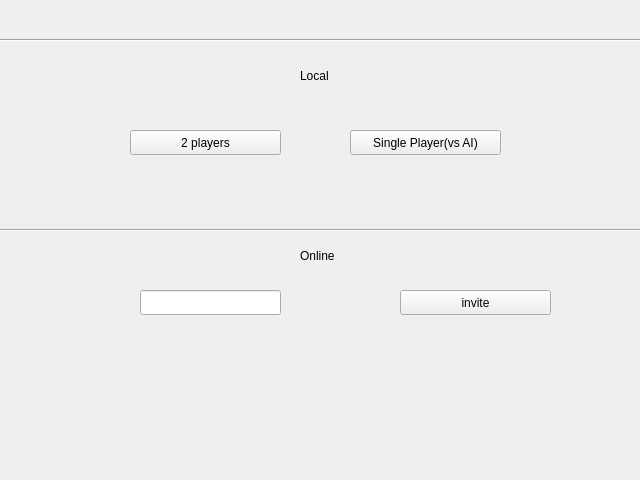
Before: the Qt Designer form Qt/menu.ui in helauren42/Chess_online, drawn with Qt 5.
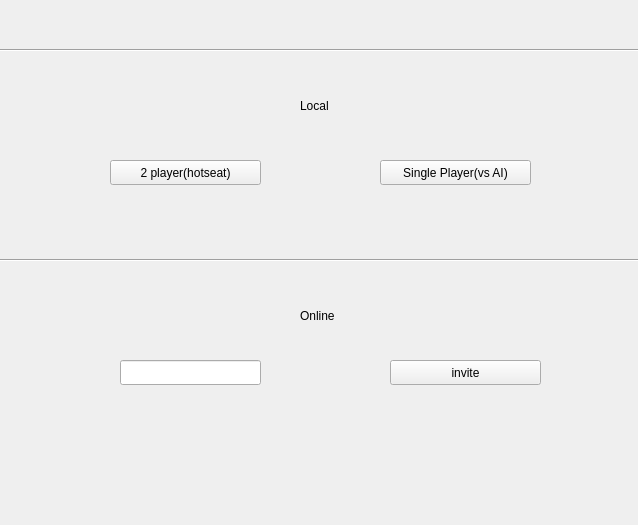
After: the same form once the commit is applied.

What changed in the file:
```diff
--- a/Qt/menu.ui
+++ b/Qt/menu.ui
@@ -6,8 +6,8 @@
    <rect>
     <x>0</x>
     <y>0</y>
-    <width>640</width>
-    <height>480</height>
+    <width>638</width>
+    <height>525</height>
    </rect>
   </property>
   <property name="windowTitle">
@@ -16,8 +16,8 @@
   <widget class="QPushButton" name="pushButton">
    <property name="geometry">
     <rect>
-     <x>350</x>
-     <y>130</y>
+     <x>380</x>
+     <y>160</y>
      <width>151</width>
      <height>25</height>
     </rect>
@@ -26,24 +26,11 @@
     <string>Single Player(vs AI)</string>
    </property>
   </widget>
-  <widget class="QPushButton" name="pushButton_2">
-   <property name="geometry">
-    <rect>
-     <x>130</x>
-     <y>130</y>
-     <width>151</width>
-     <height>25</height>
-    </rect>
-   </property>
-   <property name="text">
-    <string>2 players</string>
-   </property>
-  </widget>
-  <widget class="QLabel" name="label">
+  <widget class="QLabel" name="Llocal">
    <property name="geometry">
     <rect>
      <x>300</x>
-     <y>60</y>
+     <y>90</y>
      <width>41</width>
      <height>31</height>
     </rect>
@@ -56,7 +43,7 @@
    <property name="geometry">
     <rect>
      <x>300</x>
-     <y>240</y>
+     <y>300</y>
      <width>71</width>
      <height>31</height>
     </rect>
@@ -68,8 +55,8 @@
   <widget class="QPushButton" name="pushButton_3">
    <property name="geometry">
     <rect>
-     <x>400</x>
-     <y>290</y>
+     <x>390</x>
+     <y>360</y>
      <width>151</width>
      <height>25</height>
     </rect>
@@ -81,8 +68,8 @@
   <widget class="QLineEdit" name="lineEdit">
    <property name="geometry">
     <rect>
-     <x>140</x>
-     <y>290</y>
+     <x>120</x>
+     <y>360</y>
      <width>141</width>
      <height>25</height>
     </rect>
@@ -92,7 +79,7 @@
    <property name="geometry">
     <rect>
      <x>0</x>
-     <y>30</y>
+     <y>40</y>
      <width>641</width>
      <height>20</height>
     </rect>
@@ -105,7 +92,7 @@
    <property name="geometry">
     <rect>
      <x>0</x>
-     <y>220</y>
+     <y>250</y>
      <width>641</width>
      <height>20</height>
     </rect>
@@ -114,6 +101,19 @@
     <enum>Qt::Orientation::Horizontal</enum>
    </property>
   </widget>
+  <widget class="QPushButton" name="hotseat">
+   <property name="geometry">
+    <rect>
+     <x>110</x>
+     <y>160</y>
+     <width>151</width>
+     <height>25</height>
+    </rect>
+   </property>
+   <property name="text">
+    <string>2 player(hotseat)</string>
+   </property>
+  </widget>
  </widget>
  <resources/>
  <connections/>
```
Left out of the diff: 4 changed lines with no effect on the pictures.
